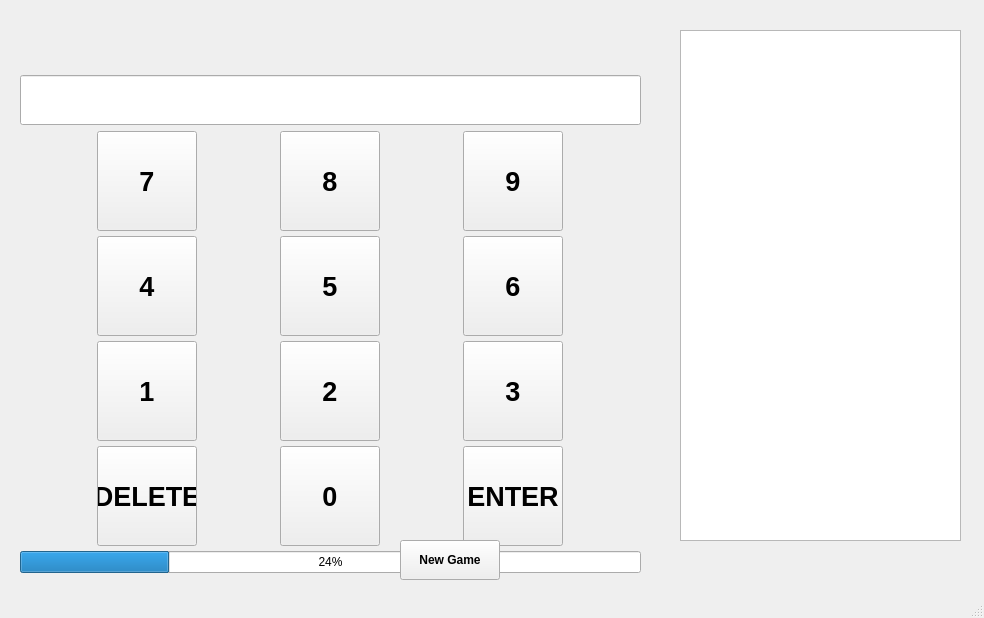
First picture: the form in app/gui/mainwindow.ui, repository eidelen/kidscalc, before the edit.
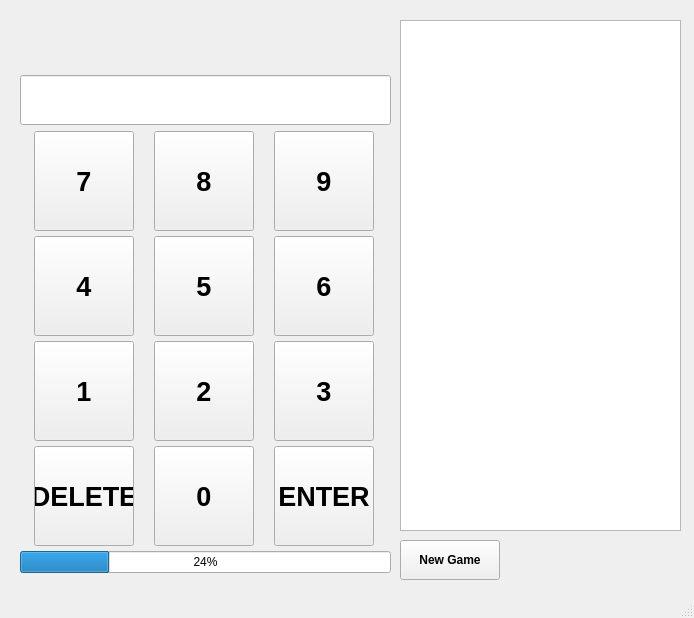
Second picture: the form after the edit.

Commit message: Adapt gui slightly

```diff
--- a/app/gui/mainwindow.ui
+++ b/app/gui/mainwindow.ui
@@ -6,7 +6,7 @@
    <rect>
     <x>0</x>
     <y>0</y>
-    <width>984</width>
+    <width>694</width>
     <height>618</height>
    </rect>
   </property>
@@ -19,7 +19,7 @@
      <rect>
       <x>20</x>
       <y>19</y>
-      <width>621</width>
+      <width>371</width>
       <height>554</height>
      </rect>
     </property>
@@ -387,8 +387,8 @@
    <widget class="QTextEdit" name="outputPanel">
     <property name="geometry">
      <rect>
-      <x>680</x>
-      <y>30</y>
+      <x>400</x>
+      <y>20</y>
       <width>281</width>
       <height>511</height>
      </rect>
```
